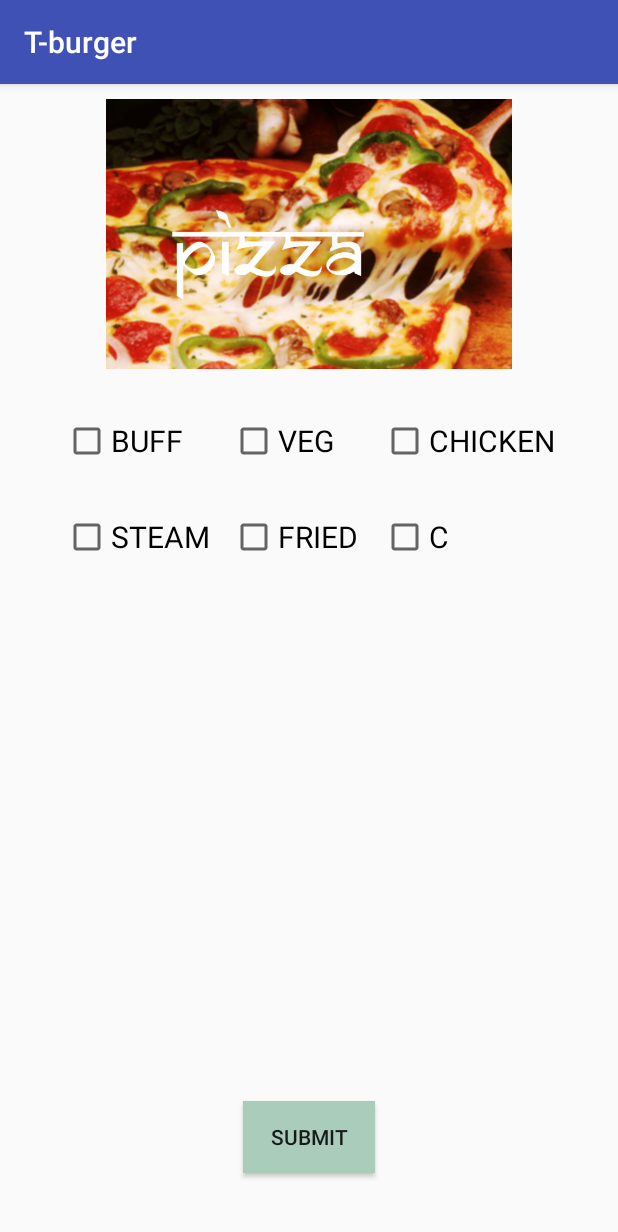
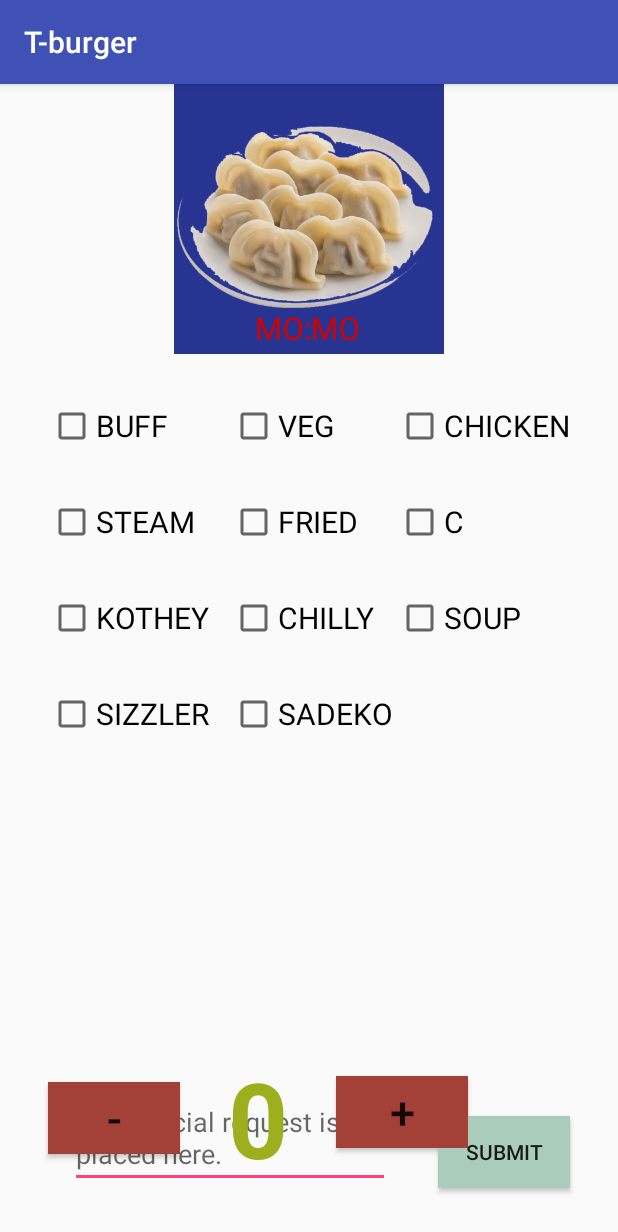
Before and after one commit to Ribesh19/Cafemanagementsystem, an Android app: the MomoFragment screen opened directly, with no data from a screen before it, on a phone screen of 412 x 824 dp. Shown: the top 1232 px of the screen. Run offline under Robolectric (Android 15) with nearby library versions, the phone set to English and light mode, and no system bars; our stand-ins replace Volley; 1 statement that could not run was skipped.

Commit message:
momo fragment done

```diff
--- a/app/src/main/java/com/sarangcode/t_burger/FoodFragments/MomoFragment.java
+++ b/app/src/main/java/com/sarangcode/t_burger/FoodFragments/MomoFragment.java
@@ -11,6 +11,7 @@ import android.widget.Button;
 import android.widget.CheckBox;
 import android.widget.ImageView;
 import android.widget.LinearLayout;
+import android.widget.TextView;
 import android.widget.Toast;
 
 import com.android.volley.Request;
@@ -26,8 +27,6 @@ import org.json.JSONException;
 import org.json.JSONObject;
 import org.json.JSONTokener;
 
-import java.util.Objects;
-
 /**
  * A simple {@link Fragment} subclass.
  */
@@ -40,10 +39,15 @@ public class MomoFragment extends Fragment {
     CheckBox checkBox_fried_momo;
     CheckBox checkBox_c_momo;
     Button btn_submit;
-
+    Button btn_increase;
+    Button btn_decrease;
+    TextView quantity_text_view;
     String category;
     String categoryitem;
+    Integer quantity=0;
+
     int table_no;
+
     private static final String URL = "http://192.168.1.108/MyApi/add.php";
 
 
@@ -67,14 +71,32 @@ public class MomoFragment extends Fragment {
         checkBox_fried_momo=rootview.findViewById(R.id.checkbox_fried_momo);
         checkBox_c_momo=rootview.findViewById(R.id.checkbox_c_momo);
         btn_submit=rootview.findViewById(R.id.btn_submit);
-        table_no=((MainActivity) Objects.requireNonNull(getActivity())).PassTableNo();
+        btn_increase=rootview.findViewById(R.id.increase);
+        btn_decrease=rootview.findViewById(R.id.decrease);
+        quantity_text_view=rootview.findViewById(R.id.integer_number);
+
+        table_no=((MainActivity)getActivity()).PassTableNo();
+        btn_decrease.setOnClickListener(new View.OnClickListener() {
+            @Override
+            public void onClick(View view) {
+                quantity--;
+                quantity_text_view.setText(quantity.toString());
+
+            }
+        });
+        btn_increase.setOnClickListener(new View.OnClickListener() {
+            @Override
+            public void onClick(View view) {
+                quantity++;
+                quantity_text_view.setText(quantity.toString());
+            }
+        });
         btn_submit.setOnClickListener(new View.OnClickListener() {
             @Override
             public void onClick(View view) {
                // Toast.makeText(getContext(),table_no,Toast.LENGTH_SHORT).show();
                 if (checkBox_buff_momo.isChecked()) {
                     Toast.makeText(getContext(), "buff momo", Toast.LENGTH_SHORT).show();
-
                     category="Buff Momo";
                 } else if (checkBox_veg_momo.isChecked()) {
                     Toast.makeText(getContext(), "veg momo", Toast.LENGTH_SHORT).show();
@@ -137,6 +159,8 @@ public class MomoFragment extends Fragment {
 
         });
 
+
+
         return rootview;
     }
 }
--- a/app/src/main/res/layout/activity_table.xml
+++ b/app/src/main/res/layout/activity_table.xml
@@ -40,7 +40,7 @@
         android:layout_width="300dp"
         android:layout_height="wrap_content"
         android:layout_marginBottom="32dp"
-        android:layout_marginEnd="50dp"
+        android:layout_marginEnd="32dp"
         android:fontFamily="@font/roboto_slab"
         android:text="Take Order"
         android:textSize="30sp"
--- a/app/src/main/res/layout/fragment_momo.xml
+++ b/app/src/main/res/layout/fragment_momo.xml
@@ -1,31 +1,20 @@
 <?xml version="1.0" encoding="utf-8"?>
-
-<ScrollView
-    android:layout_height="fill_parent"
-    android:layout_width="match_parent"
-    android:fillViewport="true"
-    xmlns:android="http://schemas.android.com/apk/res/android"
-    android:isScrollContainer="false">
-
-    <LinearLayout xmlns:android="http://schemas.android.com/apk/res/android"
-        android:layout_width="match_parent"
-        android:layout_height="wrap_content"
-        android:padding="10dp">
 <android.support.constraint.ConstraintLayout xmlns:android="http://schemas.android.com/apk/res/android"
     xmlns:app="http://schemas.android.com/apk/res-auto"
     xmlns:tools="http://schemas.android.com/tools"
+    android:id="@+id/layout_constraint_momo"
     android:layout_width="match_parent"
     android:layout_height="match_parent"
-    android:orientation="vertical"
     tools:context=".FoodFragments.MomoFragment"
-    tools:layout_editor_absoluteY="73dp">
+    >
 
     <ImageView
         android:id="@+id/imageView"
-        android:layout_width="match_parent"
+        android:layout_width="0dp"
         android:layout_height="180dp"
-        android:src="@drawable/pizza_header"
+        android:src="@drawable/momo_"
         app:layout_constraintEnd_toEndOf="parent"
+        app:layout_constraintHorizontal_bias="0.0"
         app:layout_constraintStart_toStartOf="parent"
         app:layout_constraintTop_toTopOf="parent" />
 
@@ -92,19 +81,121 @@
         app:layout_constraintStart_toStartOf="@+id/checkbox_chicken_momo"
         app:layout_constraintTop_toTopOf="@+id/checkbox_fried_momo" />
 
+    <CheckBox
+        android:id="@+id/check_kothey_momo"
+        android:layout_width="wrap_content"
+        android:layout_height="wrap_content"
+        android:text="KOTHEY"
+        android:textSize="20sp"
+        app:layout_constraintBottom_toBottomOf="@+id/check_chilly_momo"
+        app:layout_constraintStart_toStartOf="@+id/checkbox_steam_momo"
+        app:layout_constraintTop_toTopOf="@+id/check_chilly_momo" />
+
+    <CheckBox
+        android:id="@+id/check_chilly_momo"
+        android:layout_width="wrap_content"
+        android:layout_height="wrap_content"
+        android:layout_marginTop="32dp"
+        android:text="CHILLY"
+        android:textSize="20sp"
+        app:layout_constraintStart_toStartOf="@+id/checkbox_fried_momo"
+        app:layout_constraintTop_toBottomOf="@+id/checkbox_fried_momo" />
+
+    <CheckBox
+        android:id="@+id/check_soup_momo"
+        android:layout_width="wrap_content"
+        android:layout_height="wrap_content"
+        android:text="SOUP"
+        android:textSize="20sp"
+        app:layout_constraintBottom_toBottomOf="@+id/check_chilly_momo"
+        app:layout_constraintStart_toStartOf="@+id/checkbox_chicken_momo"
+        app:layout_constraintTop_toTopOf="@+id/check_chilly_momo" />
+
+    <CheckBox
+        android:id="@+id/check_sizzler_momo"
+        android:layout_width="wrap_content"
+        android:layout_height="wrap_content"
+        android:text="SIZZLER"
+        android:textSize="20sp"
+        app:layout_constraintBottom_toBottomOf="@+id/check_sadeko_momo"
+        app:layout_constraintStart_toStartOf="@+id/check_kothey_momo"
+        app:layout_constraintTop_toTopOf="@+id/check_sadeko_momo" />
+
+    <CheckBox
+        android:id="@+id/check_sadeko_momo"
+        android:layout_width="wrap_content"
+        android:layout_height="wrap_content"
+        android:layout_marginTop="32dp"
+        android:text="SADEKO"
+        android:textSize="20sp"
+        app:layout_constraintStart_toStartOf="@+id/check_chilly_momo"
+        app:layout_constraintTop_toBottomOf="@+id/check_chilly_momo" />
+
     <Button
         android:id="@+id/btn_submit"
         android:layout_width="wrap_content"
-        android:layout_height="wrap_content"
+        android:layout_height="0dp"
         android:layout_marginBottom="32dp"
+        android:layout_marginEnd="32dp"
         android:text="SUBMIT"
         app:layout_constraintBottom_toBottomOf="parent"
         app:layout_constraintEnd_toEndOf="parent"
-        app:layout_constraintStart_toStartOf="parent"
         android:background="#acb"/>
 
+    <EditText
+        android:id="@+id/edit_text_momo"
+        android:layout_width="wrap_content"
+        android:layout_height="wrap_content"
+        android:layout_marginBottom="32dp"
+        android:layout_marginEnd="32dp"
+        android:ems="10"
+        android:hint="Any special request is placed here."
+        android:inputType="textMultiLine"
+        app:layout_constraintBottom_toBottomOf="parent"
+        app:layout_constraintEnd_toStartOf="@+id/btn_submit" />
+
+
+    <Button
+        android:id="@+id/decrease"
+        android:layout_width="wrap_content"
+        android:layout_height="wrap_content"
+        android:layout_marginBottom="8dp"
+        android:layout_marginStart="32dp"
+        android:layout_marginTop="8dp"
+
+        android:text="-"
+        android:textSize="30sp"
+        app:layout_constraintBottom_toBottomOf="@+id/integer_number"
+        app:layout_constraintStart_toStartOf="parent"
+        app:layout_constraintTop_toTopOf="@+id/integer_number"
+        android:background="#a34138"/>
+
+    <TextView
+        android:id="@+id/integer_number"
+        android:layout_width="wrap_content"
+        android:layout_height="wrap_content"
+        android:layout_marginBottom="32dp"
+        android:layout_marginStart="32dp"
+        android:text="0"
+        android:textSize="70sp"
+        android:textStyle="bold"
+        android:textColor="#9eaf1d"
+        app:layout_constraintBottom_toBottomOf="parent"
+        app:layout_constraintStart_toEndOf="@+id/decrease" />
+
+    <Button
+        android:id="@+id/increase"
+        android:layout_width="wrap_content"
+        android:layout_height="wrap_content"
+        android:layout_marginBottom="8dp"
+
+        android:layout_marginStart="32dp"
+        android:background="#a34138"
+        android:text="+"
+        android:textSize="30sp"
+        app:layout_constraintBottom_toBottomOf="@+id/integer_number"
+        app:layout_constraintStart_toEndOf="@+id/integer_number"
+        app:layout_constraintTop_toTopOf="@+id/integer_number" />
 
 
 </android.support.constraint.ConstraintLayout>
-    </LinearLayout>
-</ScrollView>
```
Also changed, not shown: app/src/main/res/layout/fragment_pizza.xml (line endings or trailing spaces).
